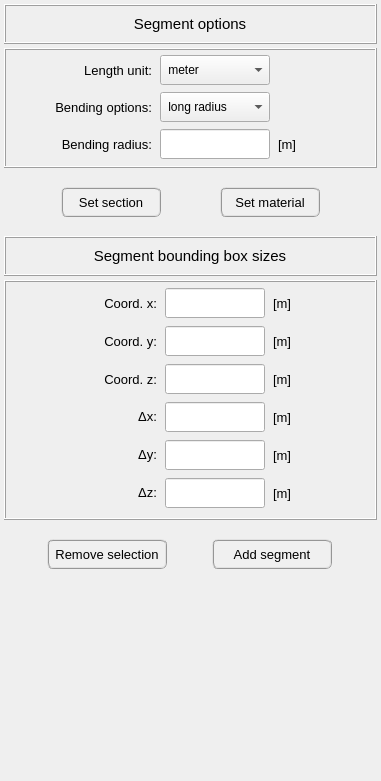
The window that pulse/interface/ui_files/model/geometry/add_widget.ui (open-pulse/OpenPulse) describes before a commit, drawn with Qt 5.
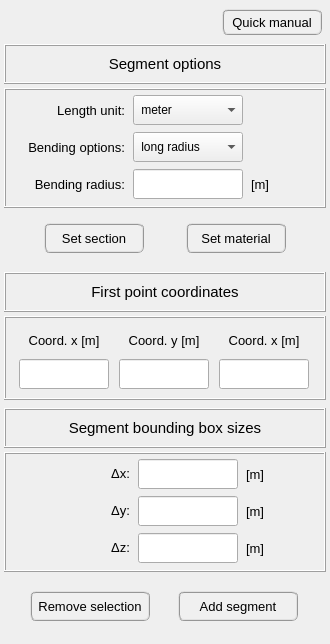
The same window after the commit.

Commit message: Adds a geometry editor quick manual

```diff
--- a/pulse/interface/ui_files/model/geometry/add_widget.ui
+++ b/pulse/interface/ui_files/model/geometry/add_widget.ui
@@ -6,14 +6,14 @@
    <rect>
     <x>0</x>
     <y>0</y>
-    <width>381</width>
-    <height>781</height>
+    <width>330</width>
+    <height>644</height>
    </rect>
   </property>
   <property name="minimumSize">
    <size>
-    <width>320</width>
-    <height>0</height>
+    <width>330</width>
+    <height>644</height>
    </size>
   </property>
   <property name="windowTitle">
@@ -35,6 +35,89 @@
    <property name="bottomMargin">
     <number>4</number>
    </property>
+   <item>
+    <widget class="QFrame" name="frame">
+     <property name="minimumSize">
+      <size>
+       <width>0</width>
+       <height>36</height>
+      </size>
+     </property>
+     <property name="frameShape">
+      <enum>QFrame::NoFrame</enum>
+     </property>
+     <property name="frameShadow">
+      <enum>QFrame::Raised</enum>
+     </property>
+     <layout class="QGridLayout" name="gridLayout_4">
+      <property name="leftMargin">
+       <number>0</number>
+      </property>
+      <property name="topMargin">
+       <number>0</number>
+      </property>
+      <property name="rightMargin">
+       <number>4</number>
+      </property>
+      <property name="bottomMargin">
+       <number>0</number>
+      </property>
+      <property name="spacing">
+       <number>0</number>
+      </property>
+      <item row="0" column="1">
+       <widget class="QPushButton" name="pushButton_quick_manual">
+        <property name="minimumSize">
+         <size>
+          <width>100</width>
+          <height>26</height>
+         </size>
+        </property>
+        <property name="maximumSize">
+         <size>
+          <width>100</width>
+          <height>26</height>
+         </size>
+        </property>
+        <property name="font">
+         <font>
+          <family>MS Shell Dlg 2</family>
+          <pointsize>10</pointsize>
+          <weight>50</weight>
+          <italic>false</italic>
+          <bold>false</bold>
+         </font>
+        </property>
+        <property name="toolTip">
+         <string>&lt;html&gt;&lt;head/&gt;&lt;body&gt;&lt;p&gt;Press to configure the segment cross-section&lt;/p&gt;&lt;/body&gt;&lt;/html&gt;</string>
+        </property>
+        <property name="styleSheet">
+         <string notr="true">QPushButton{border-radius: 6px; border-color: rgb(150, 150, 150); border-style: ridge; border-width: 2px; color: rgb(0, 0, 0); background-color: rgb(240, 240, 240)}
+QPushButton:hover{border-radius: 6px; border-color: rgb(0, 170, 255); border-style: ridge; border-width: 2px; color: rgb(0, 0, 0); background-color: rgba(174, 213, 255, 100)}
+QPushButton:pressed{border-radius: 6px; border-color: rgb(0, 170, 255); border-style: ridge; border-width: 2px; color: rgb(0, 0, 0); background-color: rgb(174, 213, 255)}
+QPushButton:disabled{border-radius: 6px; border-color: rgb(150, 150, 150); border-style: ridge; border-width: 0px; color: rgb(150,150, 150); background-color: rgb(220, 220, 220)}</string>
+        </property>
+        <property name="text">
+         <string>Quick manual</string>
+        </property>
+       </widget>
+      </item>
+      <item row="0" column="0">
+       <spacer name="horizontalSpacer">
+        <property name="orientation">
+         <enum>Qt::Horizontal</enum>
+        </property>
+        <property name="sizeHint" stdset="0">
+         <size>
+          <width>40</width>
+          <height>20</height>
+         </size>
+        </property>
+       </spacer>
+      </item>
+     </layout>
+    </widget>
+   </item>
    <item>
     <widget class="QFrame" name="frame_title">
      <property name="minimumSize">
@@ -213,7 +296,7 @@
        <widget class="QLabel" name="label_6">
         <property name="minimumSize">
          <size>
-          <width>110</width>
+          <width>106</width>
           <height>30</height>
          </size>
         </property>
@@ -240,7 +323,7 @@
        <widget class="QLabel" name="label_5">
         <property name="minimumSize">
          <size>
-          <width>110</width>
+          <width>106</width>
           <height>30</height>
          </size>
         </property>
@@ -267,7 +350,7 @@
        <widget class="QLabel" name="label_4">
         <property name="minimumSize">
          <size>
-          <width>110</width>
+          <width>106</width>
           <height>30</height>
          </size>
         </property>
@@ -389,13 +472,13 @@
      <property name="minimumSize">
       <size>
        <width>0</width>
-       <height>60</height>
+       <height>52</height>
       </size>
      </property>
      <property name="maximumSize">
       <size>
        <width>16777215</width>
-       <height>60</height>
+       <height>52</height>
       </size>
      </property>
      <property name="frameShape">
@@ -494,6 +577,284 @@
      </layout>
     </widget>
    </item>
+   <item>
+    <spacer name="verticalSpacer_3">
+     <property name="orientation">
+      <enum>Qt::Vertical</enum>
+     </property>
+     <property name="sizeHint" stdset="0">
+      <size>
+       <width>20</width>
+       <height>40</height>
+      </size>
+     </property>
+    </spacer>
+   </item>
+   <item>
+    <widget class="QFrame" name="frame_title_deltas_2">
+     <property name="minimumSize">
+      <size>
+       <width>0</width>
+       <height>40</height>
+      </size>
+     </property>
+     <property name="maximumSize">
+      <size>
+       <width>16777215</width>
+       <height>40</height>
+      </size>
+     </property>
+     <property name="frameShape">
+      <enum>QFrame::Box</enum>
+     </property>
+     <property name="frameShadow">
+      <enum>QFrame::Raised</enum>
+     </property>
+     <layout class="QGridLayout" name="gridLayout_8">
+      <property name="leftMargin">
+       <number>0</number>
+      </property>
+      <property name="topMargin">
+       <number>0</number>
+      </property>
+      <property name="rightMargin">
+       <number>0</number>
+      </property>
+      <property name="bottomMargin">
+       <number>0</number>
+      </property>
+      <property name="spacing">
+       <number>0</number>
+      </property>
+      <item row="0" column="0">
+       <widget class="QLabel" name="label_title_deltas_2">
+        <property name="minimumSize">
+         <size>
+          <width>240</width>
+          <height>30</height>
+         </size>
+        </property>
+        <property name="maximumSize">
+         <size>
+          <width>240</width>
+          <height>30</height>
+         </size>
+        </property>
+        <property name="font">
+         <font>
+          <pointsize>11</pointsize>
+         </font>
+        </property>
+        <property name="frameShape">
+         <enum>QFrame::NoFrame</enum>
+        </property>
+        <property name="frameShadow">
+         <enum>QFrame::Raised</enum>
+        </property>
+        <property name="text">
+         <string>First point coordinates</string>
+        </property>
+        <property name="alignment">
+         <set>Qt::AlignCenter</set>
+        </property>
+       </widget>
+      </item>
+     </layout>
+    </widget>
+   </item>
+   <item>
+    <widget class="QFrame" name="frame_2">
+     <property name="minimumSize">
+      <size>
+       <width>0</width>
+       <height>0</height>
+      </size>
+     </property>
+     <property name="frameShape">
+      <enum>QFrame::Box</enum>
+     </property>
+     <property name="frameShadow">
+      <enum>QFrame::Raised</enum>
+     </property>
+     <layout class="QGridLayout" name="gridLayout_9">
+      <item row="1" column="0">
+       <widget class="QLineEdit" name="lineEdit_coord_x">
+        <property name="minimumSize">
+         <size>
+          <width>90</width>
+          <height>30</height>
+         </size>
+        </property>
+        <property name="maximumSize">
+         <size>
+          <width>90</width>
+          <height>30</height>
+         </size>
+        </property>
+        <property name="font">
+         <font>
+          <pointsize>10</pointsize>
+         </font>
+        </property>
+        <property name="alignment">
+         <set>Qt::AlignCenter</set>
+        </property>
+       </widget>
+      </item>
+      <item row="1" column="1">
+       <widget class="QLineEdit" name="lineEdit_coord_y">
+        <property name="minimumSize">
+         <size>
+          <width>90</width>
+          <height>30</height>
+         </size>
+        </property>
+        <property name="maximumSize">
+         <size>
+          <width>90</width>
+          <height>30</height>
+         </size>
+        </property>
+        <property name="font">
+         <font>
+          <pointsize>10</pointsize>
+         </font>
+        </property>
+        <property name="alignment">
+         <set>Qt::AlignCenter</set>
+        </property>
+       </widget>
+      </item>
+      <item row="1" column="2">
+       <widget class="QLineEdit" name="lineEdit_coord_z">
+        <property name="minimumSize">
+         <size>
+          <width>90</width>
+          <height>30</height>
+         </size>
+        </property>
+        <property name="maximumSize">
+         <size>
+          <width>90</width>
+          <height>30</height>
+         </size>
+        </property>
+        <property name="font">
+         <font>
+          <pointsize>10</pointsize>
+         </font>
+        </property>
+        <property name="alignment">
+         <set>Qt::AlignCenter</set>
+        </property>
+       </widget>
+      </item>
+      <item row="0" column="1">
+       <widget class="QLabel" name="label_unit_coord_y">
+        <property name="minimumSize">
+         <size>
+          <width>0</width>
+          <height>26</height>
+         </size>
+        </property>
+        <property name="maximumSize">
+         <size>
+          <width>110</width>
+          <height>26</height>
+         </size>
+        </property>
+        <property name="font">
+         <font>
+          <pointsize>10</pointsize>
+         </font>
+        </property>
+        <property name="toolTip">
+         <string/>
+        </property>
+        <property name="text">
+         <string>Coord. y [m]</string>
+        </property>
+        <property name="alignment">
+         <set>Qt::AlignCenter</set>
+        </property>
+       </widget>
+      </item>
+      <item row="0" column="2">
+       <widget class="QLabel" name="label_unit_coord_z">
+        <property name="minimumSize">
+         <size>
+          <width>0</width>
+          <height>26</height>
+         </size>
+        </property>
+        <property name="maximumSize">
+         <size>
+          <width>110</width>
+          <height>26</height>
+         </size>
+        </property>
+        <property name="font">
+         <font>
+          <pointsize>10</pointsize>
+         </font>
+        </property>
+        <property name="toolTip">
+         <string/>
+        </property>
+        <property name="text">
+         <string>Coord. x [m]</string>
+        </property>
+        <property name="alignment">
+         <set>Qt::AlignCenter</set>
+        </property>
+       </widget>
+      </item>
+      <item row="0" column="0">
+       <widget class="QLabel" name="label_unit_coord_x">
+        <property name="minimumSize">
+         <size>
+          <width>0</width>
+          <height>26</height>
+         </size>
+        </property>
+        <property name="maximumSize">
+         <size>
+          <width>110</width>
+          <height>26</height>
+         </size>
+        </property>
+        <property name="font">
+         <font>
+          <pointsize>10</pointsize>
+         </font>
+        </property>
+        <property name="toolTip">
+         <string/>
+        </property>
+        <property name="text">
+         <string>Coord. x [m]</string>
+        </property>
+        <property name="alignment">
+         <set>Qt::AlignCenter</set>
+        </property>
+       </widget>
+      </item>
+     </layout>
+    </widget>
+   </item>
+   <item>
+    <spacer name="verticalSpacer_2">
+     <property name="orientation">
+      <enum>Qt::Vertical</enum>
+     </property>
+     <property name="sizeHint" stdset="0">
+      <size>
+       <width>20</width>
+       <height>40</height>
+      </size>
+     </property>
+    </spacer>
+   </item>
    <item>
     <widget class="QFrame" name="frame_title_deltas">
      <property name="minimumSize">
@@ -577,7 +938,7 @@
      <property name="minimumSize">
       <size>
        <width>0</width>
-       <height>240</height>
+       <height>120</height>
       </size>
      </property>
      <property name="maximumSize">
@@ -608,17 +969,17 @@
       <property name="horizontalSpacing">
        <number>8</number>
       </property>
-      <item row="4" column="2">
-       <widget class="QLineEdit" name="lineEdit_delta_y">
+      <item row="1" column="1">
+       <widget class="QLabel" name="label_2">
         <property name="minimumSize">
          <size>
-          <width>100</width>
+          <width>106</width>
           <height>30</height>
          </size>
         </property>
         <property name="maximumSize">
          <size>
-          <width>100</width>
+          <width>110</width>
           <height>30</height>
          </size>
         </property>
@@ -627,36 +988,18 @@
           <pointsize>10</pointsize>
          </font>
         </property>
-        <property name="alignment">
-         <set>Qt::AlignCenter</set>
-        </property>
-       </widget>
-      </item>
-      <item row="3" column="3">
-       <widget class="QLabel" name="label_unit_delta_x">
-        <property name="minimumSize">
-         <size>
-          <width>60</width>
-          <height>0</height>
-         </size>
-        </property>
-        <property name="maximumSize">
-         <size>
-          <width>60</width>
-          <height>16777215</height>
-         </size>
-        </property>
-        <property name="font">
-         <font>
-          <pointsize>10</pointsize>
-         </font>
+        <property name="toolTip">
+         <string/>
         </property>
         <property name="text">
-         <string>[m]</string>
+         <string>&lt;html&gt;&lt;head/&gt;&lt;body&gt;&lt;p&gt;Δy:&lt;/p&gt;&lt;/body&gt;&lt;/html&gt;</string>
+        </property>
+        <property name="alignment">
+         <set>Qt::AlignRight|Qt::AlignTrailing|Qt::AlignVCenter</set>
         </property>
        </widget>
       </item>
-      <item row="4" column="3">
+      <item row="1" column="3">
        <widget class="QLabel" name="label_unit_delta_y">
         <property name="minimumSize">
          <size>
@@ -680,11 +1023,11 @@
         </property>
        </widget>
       </item>
-      <item row="3" column="1">
+      <item row="0" column="1">
        <widget class="QLabel" name="label">
         <property name="minimumSize">
          <size>
-          <width>110</width>
+          <width>106</width>
           <height>30</height>
          </size>
         </property>
@@ -710,18 +1053,18 @@
         </property>
        </widget>
       </item>
-      <item row="4" column="1">
-       <widget class="QLabel" name="label_2">
+      <item row="0" column="3">
+       <widget class="QLabel" name="label_unit_delta_x">
         <property name="minimumSize">
          <size>
-          <width>110</width>
-          <height>30</height>
+          <width>60</width>
+          <height>0</height>
          </size>
         </property>
         <property name="maximumSize">
          <size>
-          <width>110</width>
-          <height>30</height>
+          <width>60</width>
+          <height>16777215</height>
          </size>
         </property>
         <property name="font">
@@ -733,24 +1076,21 @@
          <string/>
         </property>
         <property name="text">
-         <string>&lt;html&gt;&lt;head/&gt;&lt;body&gt;&lt;p&gt;Δy:&lt;/p&gt;&lt;/body&gt;&lt;/html&gt;</string>
+         <string>[m]</string>
         </property>
-        <property name="alignment">
-         <set>Qt::AlignRight|Qt::AlignTrailing|Qt::AlignVCenter</set>
-        </property>
        </widget>
       </item>
-      <item row="5" column="1">
-       <widget class="QLabel" name="label_3">
+      <item row="1" column="2">
+       <widget class="QLineEdit" name="lineEdit_delta_y">
         <property name="minimumSize">
          <size>
-          <width>110</width>
+          <width>100</width>
           <height>30</height>
          </size>
         </property>
         <property name="maximumSize">
          <size>
-          <width>110</width>
+          <width>100</width>
           <height>30</height>
          </size>
         </property>
@@ -759,31 +1099,12 @@
           <pointsize>10</pointsize>
          </font>
         </property>
-        <property name="toolTip">
-         <string/>
-        </property>
-        <property name="text">
-         <string>&lt;html&gt;&lt;head/&gt;&lt;body&gt;&lt;p&gt;Δz:&lt;/p&gt;&lt;/body&gt;&lt;/html&gt;</string>
-        </property>
         <property name="alignment">
-         <set>Qt::AlignRight|Qt::AlignTrailing|Qt::AlignVCenter</set>
+         <set>Qt::AlignCenter</set>
         </property>
        </widget>
       </item>
-      <item row="3" column="4">
-       <spacer name="horizontalSpacer_4">
-        <property name="orientation">
-         <enum>Qt::Horizontal</enum>
-        </property>
-        <property name="sizeHint" stdset="0">
-         <size>
-          <width>40</width>
-          <height>20</height>
-         </size>
-        </property>
-       </spacer>
-      </item>
-      <item row="3" column="0">
+      <item row="0" column="0">
        <spacer name="horizontalSpacer_3">
         <property name="orientation">
          <enum>Qt::Horizontal</enum>
@@ -796,7 +1117,20 @@
         </property>
        </spacer>
       </item>
-      <item row="5" column="3">
+      <item row="0" column="4">
+       <spacer name="horizontalSpacer_4">
+        <property name="orientation">
+         <enum>Qt::Horizontal</enum>
+        </property>
+        <property name="sizeHint" stdset="0">
+         <size>
+          <width>40</width>
+          <height>20</height>
+         </size>
+        </property>
+       </spacer>
+      </item>
+      <item row="2" column="3">
        <widget class="QLabel" name="label_unit_delta_z">
         <property name="minimumSize">
          <size>
@@ -820,7 +1154,37 @@
         </property>
        </widget>
       </item>
-      <item row="5" column="2">
+      <item row="2" column="1">
+       <widget class="QLabel" name="label_3">
+        <property name="minimumSize">
+         <size>
+          <width>106</width>
+          <height>30</height>
+         </size>
+        </property>
+        <property name="maximumSize">
+         <size>
+          <width>110</width>
+          <height>30</height>
+         </size>
+        </property>
+        <property name="font">
+         <font>
+          <pointsize>10</pointsize>
+         </font>
+        </property>
+        <property name="toolTip">
+         <string/>
+        </property>
+        <property name="text">
+         <string>&lt;html&gt;&lt;head/&gt;&lt;body&gt;&lt;p&gt;Δz:&lt;/p&gt;&lt;/body&gt;&lt;/html&gt;</string>
+        </property>
+        <property name="alignment">
+         <set>Qt::AlignRight|Qt::AlignTrailing|Qt::AlignVCenter</set>
+        </property>
+       </widget>
+      </item>
+      <item row="2" column="2">
        <widget class="QLineEdit" name="lineEdit_delta_z">
         <property name="minimumSize">
          <size>
@@ -844,7 +1208,7 @@
         </property>
        </widget>
       </item>
-      <item row="3" column="2">
+      <item row="0" column="2">
        <widget class="QLineEdit" name="lineEdit_delta_x">
         <property name="minimumSize">
          <size>
@@ -868,240 +1232,6 @@
         </property>
        </widget>
       </item>
-      <item row="2" column="3">
-       <widget class="QLabel" name="label_unit_coord_z">
-        <property name="minimumSize">
-         <size>
-          <width>60</width>
-          <height>0</height>
-         </size>
-        </property>
-        <property name="maximumSize">
-         <size>
-          <width>60</width>
-          <height>16777215</height>
-         </size>
-        </property>
-        <property name="font">
-         <font>
-          <pointsize>10</pointsize>
-         </font>
-        </property>
-        <property name="text">
-         <string>[m]</string>
-        </property>
-       </widget>
-      </item>
-      <item row="1" column="3">
-       <widget class="QLabel" name="label_unit_coord_y">
-        <property name="minimumSize">
-         <size>
-          <width>60</width>
-          <height>0</height>
-         </size>
-        </property>
-        <property name="maximumSize">
-         <size>
-          <width>60</width>
-          <height>16777215</height>
-         </size>
-        </property>
-        <property name="font">
-         <font>
-          <pointsize>10</pointsize>
-         </font>
-        </property>
-        <property name="text">
-         <string>[m]</string>
-        </property>
-       </widget>
-      </item>
-      <item row="1" column="2">
-       <widget class="QLineEdit" name="lineEdit_coord_y">
-        <property name="minimumSize">
-         <size>
-          <width>100</width>
-          <height>30</height>
-         </size>
-        </property>
-        <property name="maximumSize">
-         <size>
-          <width>100</width>
-          <height>30</height>
-         </size>
-        </property>
-        <property name="font">
-         <font>
-          <pointsize>10</pointsize>
-         </font>
-        </property>
-        <property name="alignment">
-         <set>Qt::AlignCenter</set>
-        </property>
-       </widget>
-      </item>
-      <item row="1" column="1">
-       <widget class="QLabel" name="label_8">
-        <property name="minimumSize">
-         <size>
-          <width>110</width>
-          <height>30</height>
-         </size>
-        </property>
-        <property name="maximumSize">
-         <size>
-          <width>110</width>
-          <height>30</height>
-         </size>
-        </property>
-        <property name="font">
-         <font>
-          <pointsize>10</pointsize>
-         </font>
-        </property>
-        <property name="toolTip">
-         <string/>
-        </property>
-        <property name="text">
-         <string>Coord. y:</string>
-        </property>
-        <property name="alignment">
-         <set>Qt::AlignRight|Qt::AlignTrailing|Qt::AlignVCenter</set>
-        </property>
-       </widget>
-      </item>
-      <item row="2" column="2">
-       <widget class="QLineEdit" name="lineEdit_coord_z">
-        <property name="minimumSize">
-         <size>
-          <width>100</width>
-          <height>30</height>
-         </size>
-        </property>
-        <property name="maximumSize">
-         <size>
-          <width>100</width>
-          <height>30</height>
-         </size>
-        </property>
-        <property name="font">
-         <font>
-          <pointsize>10</pointsize>
-         </font>
-        </property>
-        <property name="alignment">
-         <set>Qt::AlignCenter</set>
-        </property>
-       </widget>
-      </item>
-      <item row="2" column="1">
-       <widget class="QLabel" name="label_9">
-        <property name="minimumSize">
-         <size>
-          <width>110</width>
-          <height>30</height>
-         </size>
-        </property>
-        <property name="maximumSize">
-         <size>
-          <width>110</width>
-          <height>30</height>
-         </size>
-        </property>
-        <property name="font">
-         <font>
-          <pointsize>10</pointsize>
-         </font>
-        </property>
-        <property name="toolTip">
-         <string/>
-        </property>
-        <property name="text">
-         <string>Coord. z:</string>
-        </property>
-        <property name="alignment">
-         <set>Qt::AlignRight|Qt::AlignTrailing|Qt::AlignVCenter</set>
-        </property>
-       </widget>
-      </item>
-      <item row="0" column="2">
-       <widget class="QLineEdit" name="lineEdit_coord_x">
-        <property name="minimumSize">
-         <size>
-          <width>100</width>
-          <height>30</height>
-         </size>
-        </property>
-        <property name="maximumSize">
-         <size>
-          <width>100</width>
-          <height>30</height>
-         </size>
-        </property>
-        <property name="font">
-         <font>
-          <pointsize>10</pointsize>
-         </font>
-        </property>
-        <property name="alignment">
-         <set>Qt::AlignCenter</set>
-        </property>
-       </widget>
-      </item>
-      <item row="0" column="1">
-       <widget class="QLabel" name="label_10">
-        <property name="minimumSize">
-         <size>
-          <width>110</width>
-          <height>30</height>
-         </size>
-        </property>
-        <property name="maximumSize">
-         <size>
-          <width>110</width>
-          <height>30</height>
-         </size>
-        </property>
-        <property name="font">
-         <font>
-          <pointsize>10</pointsize>
-         </font>
-        </property>
-        <property name="toolTip">
-         <string/>
-        </property>
-        <property name="text">
-         <string>Coord. x:</string>
-        </property>
-        <property name="alignment">
-         <set>Qt::AlignRight|Qt::AlignTrailing|Qt::AlignVCenter</set>
-        </property>
-       </widget>
-      </item>
-      <item row="0" column="3">
-       <widget class="QLabel" name="label_unit_coord_x">
-        <property name="minimumSize">
-         <size>
-          <width>60</width>
-          <height>0</height>
-         </size>
-        </property>
-        <property name="maximumSize">
-         <size>
-          <width>60</width>
-          <height>16777215</height>
-         </size>
-        </property>
-        <property name="font">
-         <font>
-          <pointsize>10</pointsize>
-         </font>
-        </property>
-        <property name="text">
-         <string>[m]</string>
-        </property>
-       </widget>
-      </item>
      </layout>
     </widget>
    </item>
```
Left out of the diff: 3 changed lines with no effect on the pictures. The commit also changes 5 other files.
